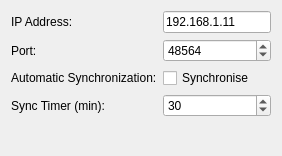
machtelik/kdroid-desktop, file src/view/prefs_base.ui: the form before one commit.
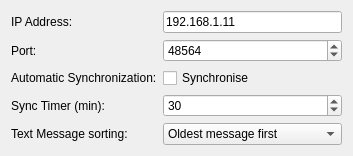
The form after the commit.

Commit message: added text message sort option

```diff
--- a/src/view/prefs_base.ui
+++ b/src/view/prefs_base.ui
@@ -6,7 +6,7 @@
    <rect>
     <x>0</x>
     <y>0</y>
-    <width>282</width>
+    <width>353</width>
     <height>156</height>
    </rect>
   </property>
@@ -92,6 +92,27 @@
      </property>
     </widget>
    </item>
+   <item row="4" column="1">
+    <widget class="QComboBox" name="kcfg_sms_sorting">
+     <item>
+      <property name="text">
+       <string>Oldest message first</string>
+      </property>
+     </item>
+     <item>
+      <property name="text">
+       <string>Latest message first</string>
+      </property>
+     </item>
+    </widget>
+   </item>
+   <item row="4" column="0">
+    <widget class="QLabel" name="label_4">
+     <property name="text">
+      <string>Text Message sorting:</string>
+     </property>
+    </widget>
+   </item>
   </layout>
  </widget>
  <includes>
```
The commit also changes 6 other files.
